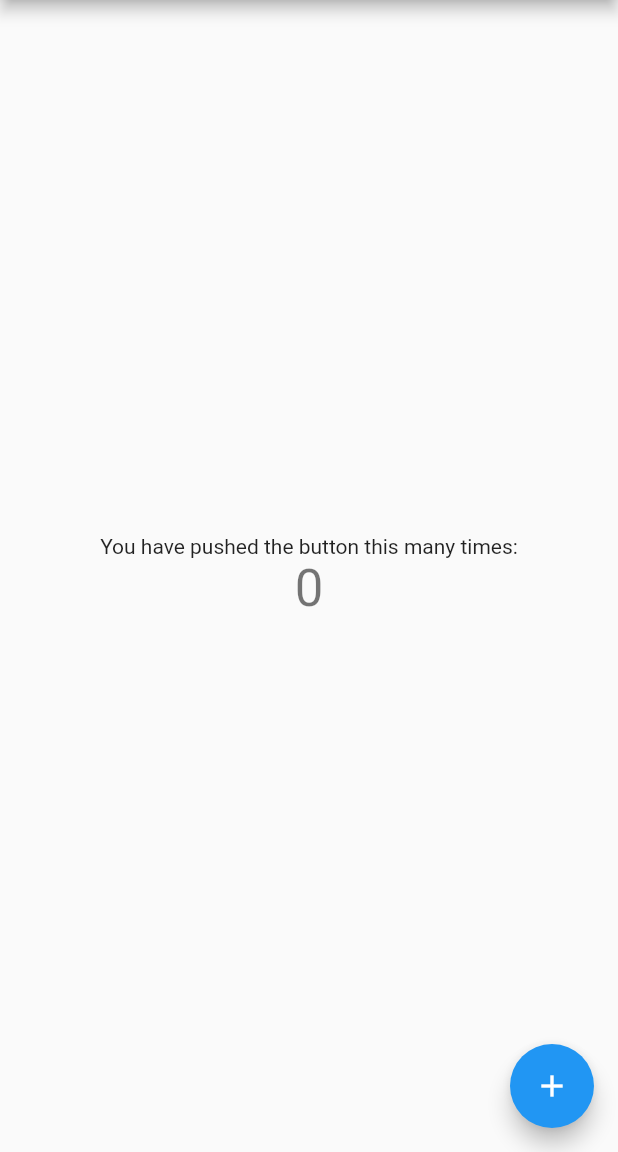
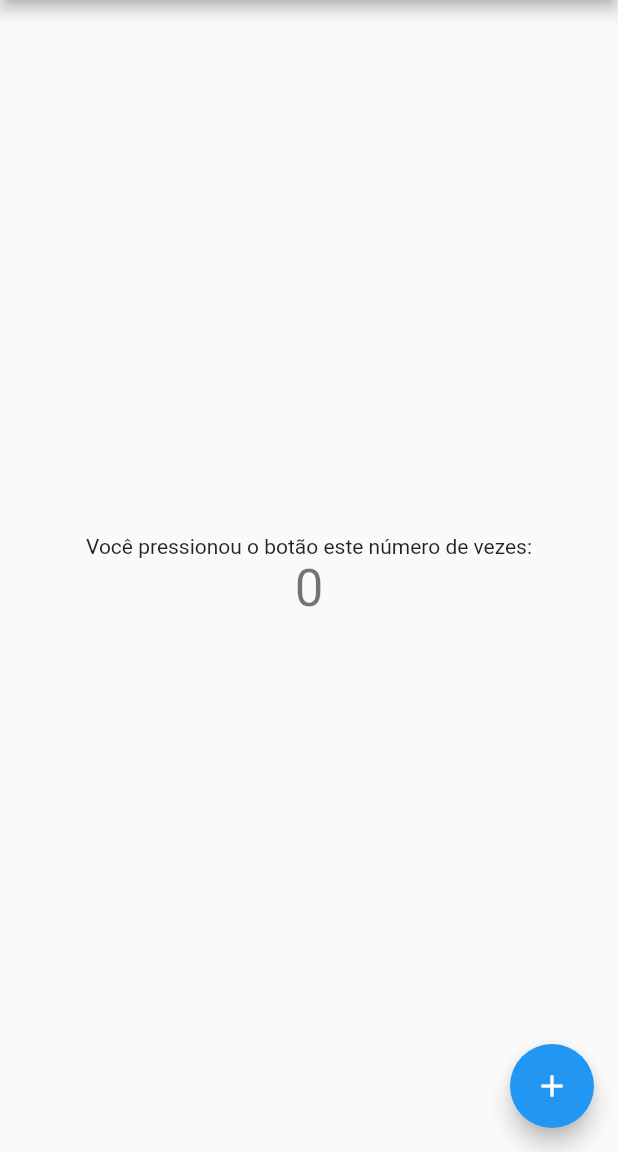
Before and after one commit to evandropedr0/Flutter-Proz, a Flutter app: the screen it shows after launch, on a phone screen of 412 x 824 dp, the part 84-1236 px from its top. Run offline on Flutter 3.47's test engine with Material 2 defaults, Android fonts, the phone set to English and light mode, and no system bars; missing offline and left inert: dart:ffi.

Commit message:
atualização no main

```diff
--- a/first_flutter_app/lib/main.dart
+++ b/first_flutter_app/lib/main.dart
@@ -11,7 +11,7 @@ class MyApp extends StatelessWidget {
   @override
   Widget build(BuildContext context) {
     return MaterialApp(
-      title: 'Flutter Demo',
+      title: 'Meu primeiro app',
       theme: ThemeData(
         // This is the theme of your application.
         //
@@ -96,7 +96,7 @@ class _MyHomePageState extends State<MyHomePage> {
           mainAxisAlignment: MainAxisAlignment.center,
           children: <Widget>[
             const Text(
-              'You have pushed the button this many times:',
+              'Você pressionou o botão este número de vezes:',
             ),
             Text(
               '$_counter',
```
